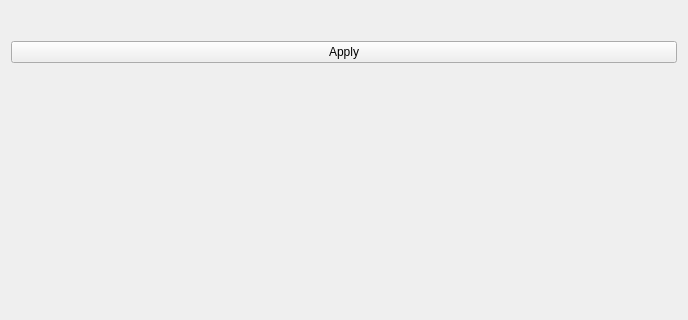
The window that FeetSegmentation/Resources/UI/qSlicerFeetSegmentationModuleWidget.ui (mt4sd/DiabeticFootExtension) describes before a commit, drawn with Qt 5; both pictures show x 0 to 688 and y 0 to 320 of the 688 by 615 pixel window.
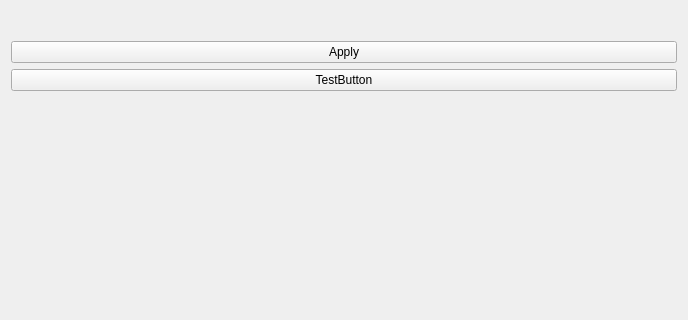
The same window after the commit. Custom widgets are drawn as their Qt base class.

Patch:
```diff
--- a/FeetSegmentation/Resources/UI/qSlicerFeetSegmentationModuleWidget.ui
+++ b/FeetSegmentation/Resources/UI/qSlicerFeetSegmentationModuleWidget.ui
@@ -36,6 +36,13 @@
      </property>
     </widget>
    </item>
+   <item>
+    <widget class="QPushButton" name="testButton">
+     <property name="text">
+      <string>TestButton</string>
+     </property>
+    </widget>
+   </item>
    <item>
     <spacer name="verticalSpacer">
      <property name="orientation">
```
